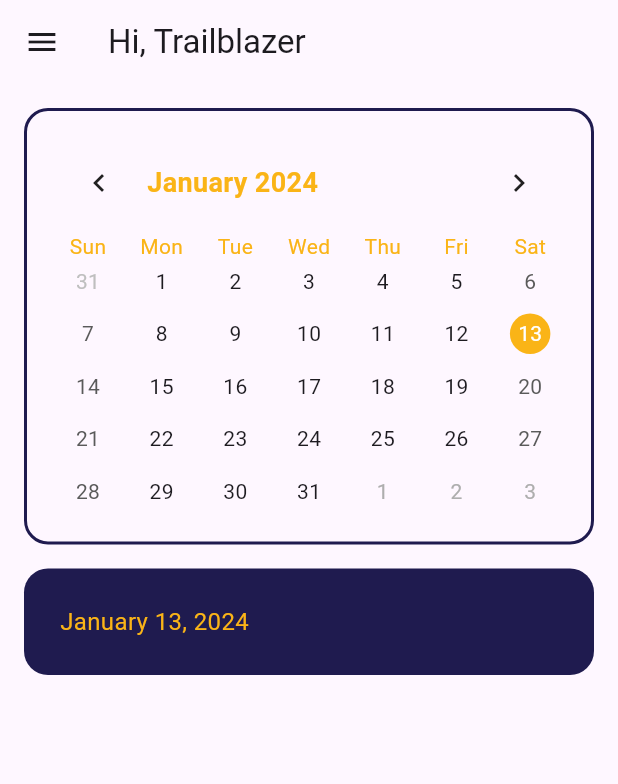
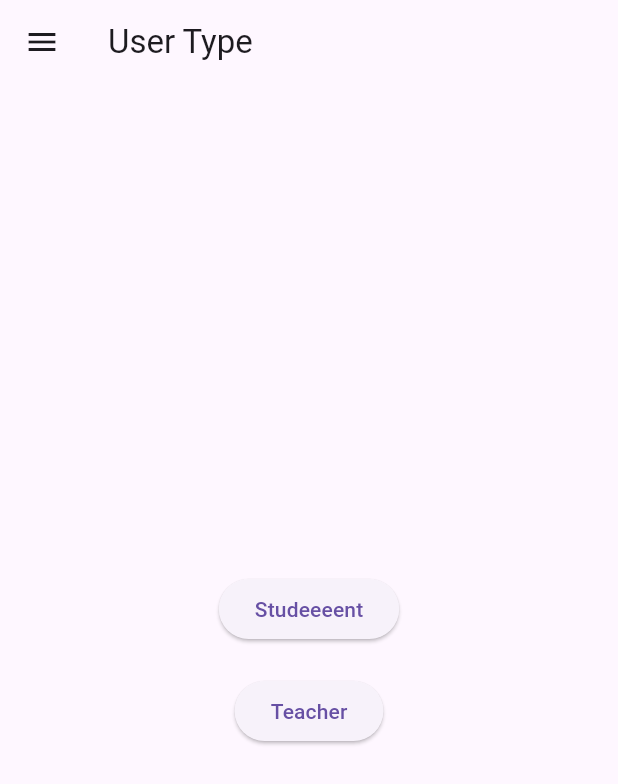
Before and after one commit to symondlibago/SOFTENG, a Flutter app: the screen it shows after launch, on a phone screen of 412 x 824 dp. Shown: the top 784 px of the screen. Run offline on Flutter 3.47's test engine with Material 3 defaults, Android fonts, the phone set to English and light mode, and no system bars; drawn by our look-alikes of table_calendar.

Commit message:
Initial commit

```diff
--- /dev/null
+++ b/lib/main.dart
@@ -0,0 +1,56 @@
+import 'package:flutter/material.dart';
+import 'student/drawer.dart';
+import 'student/dashboard.dart';
+
+void main() {
+  runApp(MyApp());
+}
+
+class MyApp extends StatelessWidget {
+  @override
+  Widget build(BuildContext context) {
+    return MaterialApp(
+      debugShowCheckedModeBanner: false,
+      title: 'ZestCons',
+      theme: ThemeData(
+        primarySwatch: Colors.blue,
+      ),
+      home: MyHomePage(),
+    );
+  }
+}
+
+class MyHomePage extends StatelessWidget {
+  @override
+  Widget build(BuildContext context) {
+    return Scaffold(
+      appBar: AppBar(
+        title: Text('User Type'),
+      ),
+      drawer: SidebarDrawer(), // Include the drawer here
+      body: Center(
+        child: Column(
+          mainAxisAlignment: MainAxisAlignment.center,
+          children: <Widget>[
+            ElevatedButton(
+              onPressed: () {
+                Navigator.push(
+                  context,
+                  MaterialPageRoute(builder: (context) => DashboardScreen()),
+                );
+              },
+              child: Text('Studeeeent'),
+            ),
+            SizedBox(height: 20),
+            ElevatedButton(
+              onPressed: () {
+                print('Teacher button pressed');
+              },
+              child: Text('Teacher'),
+            ),
+          ],
+        ),
+      ),
+    );
+  }
+}
--- a/lib/student/book_appointment.dart
+++ b/lib/student/book_appointment.dart
@@ -1,5 +1,5 @@
 import 'package:flutter/material.dart';
-import 'main.dart';
+import 'drawer.dart';
 
 class BookAppointment extends StatelessWidget {
   final String avatarText;
--- a/lib/student/cancel_appointment.dart
+++ b/lib/student/cancel_appointment.dart
@@ -1,5 +1,5 @@
 import 'package:flutter/material.dart';
-import 'main.dart';
+import 'drawer.dart';
 
 class CancelAppointment extends StatelessWidget {
   final String avatarText;
--- a/lib/student/cancel_appointment_screen.dart
+++ b/lib/student/cancel_appointment_screen.dart
@@ -1,5 +1,5 @@
 import 'package:flutter/material.dart';
-import 'main.dart';
+import 'drawer.dart';
 import 'cancel_appointment.dart';
 
 class CancelingAppointment extends StatelessWidget {
--- a/lib/student/dashboard.dart
+++ b/lib/student/dashboard.dart
@@ -1,5 +1,5 @@
 import 'package:flutter/material.dart';
-import 'main.dart';
+import 'drawer.dart';
 import 'package:table_calendar/table_calendar.dart';
 
 class DashboardScreen extends StatefulWidget {
--- a/lib/student/edit_profile_screen.dart
+++ b/lib/student/edit_profile_screen.dart
@@ -1,5 +1,5 @@
 import 'package:flutter/material.dart';
-import 'main.dart';
+import 'drawer.dart';
 
 class EditProfileScreen extends StatelessWidget {
   @override
--- a/lib/student/my_schedule_screen.dart
+++ b/lib/student/my_schedule_screen.dart
@@ -1,5 +1,5 @@
 import 'package:flutter/material.dart';
-import 'main.dart';
+import 'drawer.dart';
 
 class MyScheduleScreen extends StatelessWidget {
   @override
--- a/lib/student/view_schedule_screen.dart
+++ b/lib/student/view_schedule_screen.dart
@@ -1,5 +1,5 @@
 import 'package:flutter/material.dart';
-import 'main.dart';
+import 'drawer.dart';
 import 'book_appointment.dart';
 
 class ViewScheduleScreen extends StatelessWidget {
```
Also changed, not shown: lib/student/drawer.dart (renamed from lib/student/main.dart, +12 -27 lines).
